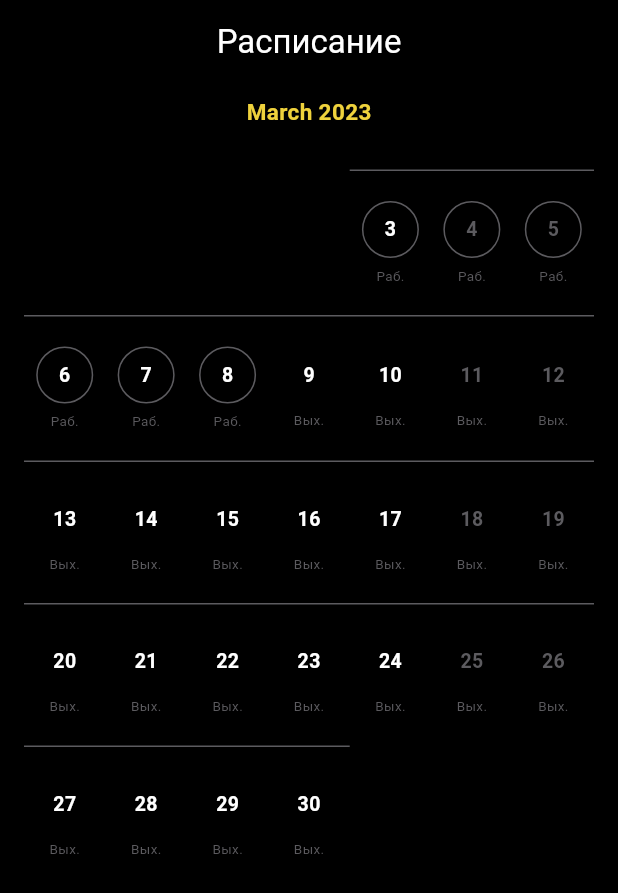
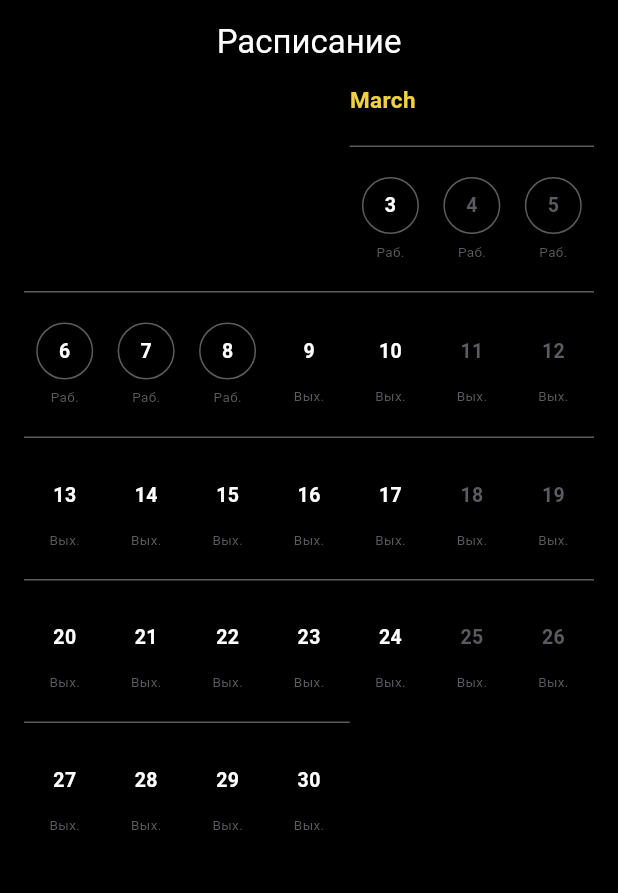
Before and after one commit to eternalforgotten/scheduled_calendar, a Flutter app: the screen it shows after launch, on a phone screen of 412 x 824 dp. Shown: the top 893 px of the screen. Run offline on Flutter 3.47's test engine with Material 2 defaults, Android fonts, the phone set to English and light mode, and no system bars; our stand-ins replace infinite_scroll_pagination.

Commit message:
month name center mode added

```diff
--- a/scheduled_calendar/lib/scheduled_calendar.dart
+++ b/scheduled_calendar/lib/scheduled_calendar.dart
@@ -265,10 +265,16 @@ class _ScheduledCalendarState extends State<ScheduledCalendar> {
                       return _MonthView(
                         month: month,
                         monthNameBuilder: widget.monthBuilder,
+                        centerMonthName: false,
                         dayBuilder: widget.dayBuilder,
                         onDayPressed: widget.onDayPressed,
                         startWeekWithSunday: widget.startWeekWithSunday,
                         weekDaysToHide: widget.weekdaysToHide,
+                        weeksSeparator: Container(
+                          margin: const EdgeInsets.symmetric(vertical: 20),
+                          height: 1,
+                          color: const Color(0xFF5C5B5F),
+                        ),
                       );
                     },
                   ),
@@ -284,10 +290,16 @@ class _ScheduledCalendarState extends State<ScheduledCalendar> {
                     return _MonthView(
                       month: month,
                       monthNameBuilder: widget.monthBuilder,
+                      centerMonthName: false,
                       dayBuilder: widget.dayBuilder,
                       onDayPressed: widget.onDayPressed,
                       startWeekWithSunday: widget.startWeekWithSunday,
                       weekDaysToHide: widget.weekdaysToHide,
+                      weeksSeparator: Container(
+                        margin: const EdgeInsets.symmetric(vertical: 20),
+                        height: 1,
+                        color: const Color(0xFF5C5B5F),
+                      ),
                       minDate: widget.minDate != null &&
                               widget.minDate!.month == month.month
                           ? widget.minDate
@@ -319,6 +331,8 @@ class _MonthView extends StatelessWidget {
   _MonthView({
     required this.month,
     this.monthNameBuilder,
+    required this.centerMonthName,
+    required this.weeksSeparator,
     this.dayBuilder,
     this.onDayPressed,
     required this.weekDaysToHide,
@@ -329,6 +343,9 @@ class _MonthView extends StatelessWidget {
 
   final Month month;
   final MonthBuilder? monthNameBuilder;
+  final bool centerMonthName;
+
+  final Widget weeksSeparator;
   final DayBuilder? dayBuilder;
   final ValueChanged<DateTime>? onDayPressed;
   final bool startWeekWithSunday;
@@ -338,30 +355,45 @@ class _MonthView extends StatelessWidget {
 
   @override
   Widget build(BuildContext context) {
-    /// if we have weekDaysToHide we need to replace those dates with blank spaces
-    // final validDates = DateUtils.listOfValidDatesInMonth(month, weekDaysToHide);
-    // final blankSpaces = DateUtils.getNoOfSpaceRequiredBeforeFirstValidDate(
-    //   weekDaysToHide,
-    //   validDates.isNotEmpty ? validDates.first.weekday : 0,
-    //   startWeekWithSunday,
-    // );
     final weeksList = DateUtils.weeksList(
       month: month,
       minDate: minDate,
       maxDate: maxDate,
     );
 
-    return Column(
+    return Padding(
+      padding: const EdgeInsets.symmetric(horizontal: 16),
+      child: Column(
         children: <Widget>[
           /// display the default month header if none is provided
+          Row(
+            mainAxisAlignment: centerMonthName
+                ? MainAxisAlignment.center
+                : MainAxisAlignment.start,
+            children: [
+              centerMonthName
+                  ? const SizedBox()
+                  : Spacer(
+                      flex: weeksList.first.first.weekday - 1,
+                    ),
+              Flexible(
+                flex: centerMonthName ? 1 : weeksList.first.length,
+                child:
                     monthNameBuilder?.call(context, month.month, month.year) ??
-            _DefaultMonthView(
+                        _DefaultMonthNameView(
                           month: month.month,
                           year: month.year,
+                          monthNameTextStyle: const TextStyle(
+                            fontSize: 15,
+                            fontWeight: FontWeight.w600,
+                            color: Color(0xFFEFD23C),
                           ),
-        Padding(
-          padding: const EdgeInsets.symmetric(horizontal: 16),
-          child: Column(
+                          monthNameDisplay: MonthDisplay.short,
+                        ),
+              ),
+            ],
+          ),
+          Column(
             children: [
               ...weeksList
                   .map(
@@ -375,12 +407,7 @@ class _MonthView extends StatelessWidget {
                               ),
                             Flexible(
                               flex: week.length,
-                              child: Container(
-                                margin:
-                                    const EdgeInsets.symmetric(vertical: 20),
-                                height: 1,
-                                color: const Color(0xFF5C5B5F),
-                              ),
+                              child: weeksSeparator,
                             ),
                             if (week.last.weekday < 7)
                               Spacer(
@@ -397,7 +424,7 @@ class _MonthView extends StatelessWidget {
                             ...week
                                 .map(
                                   (date) => Flexible(
-                                    child: ScheduledCalendarDay(
+                                    child: _DefaultDayView(
                                       day: date,
                                       onPressed: (DateTime day) {},
                                       isCalendarMode: false,
@@ -483,105 +510,25 @@ class _MonthView extends StatelessWidget {
                   .toList(),
             ],
           ),
-        ),
-        // GridView.builder(
-        //   addRepaintBoundaries: false,
-        //   physics: NeverScrollableScrollPhysics(),
-        //   shrinkWrap: true,
-        //   padding: EdgeInsets.zero,
-        //   gridDelegate: SliverGridDelegateWithFixedCrossAxisCount(
-        //     crossAxisCount: DateTime.daysPerWeek - weekDaysToHide.length,
-        //     childAspectRatio: 2 / 3,
-        //   ),
-        //   itemCount: validDates.length + blankSpaces,
-        //   itemBuilder: (BuildContext context, int index) {
-        //     if (index < blankSpaces) return SizedBox();
-
-        //     final date = validDates[index - blankSpaces];
-        //     return AspectRatio(
-        //       aspectRatio: 2 / 3,
-        //       child: InkWell(
-        //         onTap: onDayPressed == null ? null : () => onDayPressed!(date),
-        //         child: dayBuilder?.call(context, date) ??
-        // ScheduledCalendarDay(
-        //   day: date,
-        //   onPressed: (DateTime day) {},
-        //   isCalendarMode: false,
-        //   isHoliday: date.weekday == DateTime.saturday ||
-        //       date.weekday == DateTime.sunday,
-        //   isPerformerWorkDay: date.month == 3 &&
-        //       (date.day == 1 ||
-        //           date.day == 1 ||
-        //           date.day == 2 ||
-        //           date.day == 3 ||
-        //           date.day == 4 ||
-        //           date.day == 5 ||
-        //           date.day == 6 ||
-        //           date.day == 7 ||
-        //           date.day == 8),
-        //   style: ScheduledCalendarDayStyle(
-        //     width: null,
-        //     height: null,
-        //     padding: const EdgeInsets.all(8),
-        //     inscriptionTextStyle: const TextStyle(
-        //       fontSize: 9,
-        //       fontWeight: FontWeight.w400,
-        //       color: Color(0xFF5C5B5F),
-        //     ),
-        //     currentDayTextStyle: const TextStyle(),
-        //     workDayTextStyle: const TextStyle(
-        //       fontSize: 13,
-        //       fontWeight: FontWeight.w700,
-        //       color: Colors.white,
-        //     ),
-        //     workDayInscription: 'Раб.',
-        //     holidayTextStyle: const TextStyle(
-        //       fontSize: 13,
-        //       fontWeight: FontWeight.w700,
-        //       color: Color(0xFF5C5B5F),
-        //     ),
-        //     holidayInscription: 'Вых.',
-        //     focusedDayTextStyle: const TextStyle(),
-        //     focusedDayDecoration: const BoxDecoration(),
-        //     performerWorkDayDecoration: const BoxDecoration(
-        //       border: Border.fromBorderSide(
-        //         BorderSide(
-        //           width: 1,
-        //           color: Color(0xFF5C5B5F),
-        //         ),
-        //       ),
-        //       shape: BoxShape.circle,
-        //     ),
-        //     performerWorkDayInscription:
-        //         'performerWorkDayInscription',
-        //     selectionModeTextStyle: const TextStyle(),
-        //     selectionModeDecoration: const BoxDecoration(),
-        //     selectedDayTextStyle: const TextStyle(),
-        //     selectedDayDecoration: const BoxDecoration(),
-        //     appointmentNumberBadge: const AppointmentNumberBadge(
-        //       width: 10,
-        //       height: 10,
-        //       appointmentNumber: 3,
-        //       badgeDecoration: BoxDecoration(),
-        //       numberTextStyle: TextStyle(),
-        //     ),
-        //   ),
-        // ),
-        //       ),
-        //     );
-        //   },
-        // ),
           const SizedBox(height: 20),
         ],
+      ),
     );
   }
 }
 
-class _DefaultMonthView extends StatelessWidget {
+class _DefaultMonthNameView extends StatelessWidget {
   final int month;
   final int year;
+  final TextStyle monthNameTextStyle;
+  final MonthDisplay monthNameDisplay;
 
-  _DefaultMonthView({required this.month, required this.year});
+  _DefaultMonthNameView({
+    required this.month,
+    required this.year,
+    required this.monthNameTextStyle,
+    required this.monthNameDisplay,
+  });
 
   final months = [
     'January',
@@ -600,36 +547,14 @@ class _DefaultMonthView extends StatelessWidget {
 
   @override
   Widget build(BuildContext context) {
-    return Padding(
-      padding: const EdgeInsets.all(8.0),
-      child: Text(
-        '${months[month - 1]} $year',
-        style: const TextStyle(
-          fontSize: 15,
-          fontWeight: FontWeight.w600,
-          color: Color(0xFFEFD23C),
-        ),
-      ),
+    return Text(
+      months[month - 1],
+      style: monthNameTextStyle,
     );
   }
 }
 
 class _DefaultDayView extends StatelessWidget {
-  final DateTime date;
-
-  _DefaultDayView({required this.date});
-
-  @override
-  Widget build(BuildContext context) {
-    return Center(
-      child: Text(
-        date.day.toString(),
-      ),
-    );
-  }
-}
-
-class ScheduledCalendarDay extends StatelessWidget {
   final DateTime day;
   final Function(DateTime day) onPressed;
   final bool
@@ -637,7 +562,7 @@ class ScheduledCalendarDay extends StatelessWidget {
   final bool isHoliday;
   final bool isPerformerWorkDay;
   final ScheduledCalendarDayStyle style;
-  const ScheduledCalendarDay({
+  const _DefaultDayView({
     super.key,
     required this.day,
     required this.onPressed,
@@ -747,6 +672,11 @@ class AppointmentNumberBadge extends StatelessWidget {
   }
 }
 
+enum MonthDisplay {
+  full,
+  short,
+}
+
 typedef MonthBuilder = Widget Function(
     BuildContext context, int month, int year);
 typedef DayBuilder = Widget Function(BuildContext context, DateTime date);
```
Also changed, not shown: scheduled_calendar/example/pubspec.lock. Lines whose indentation alone changed are shown as unchanged.
